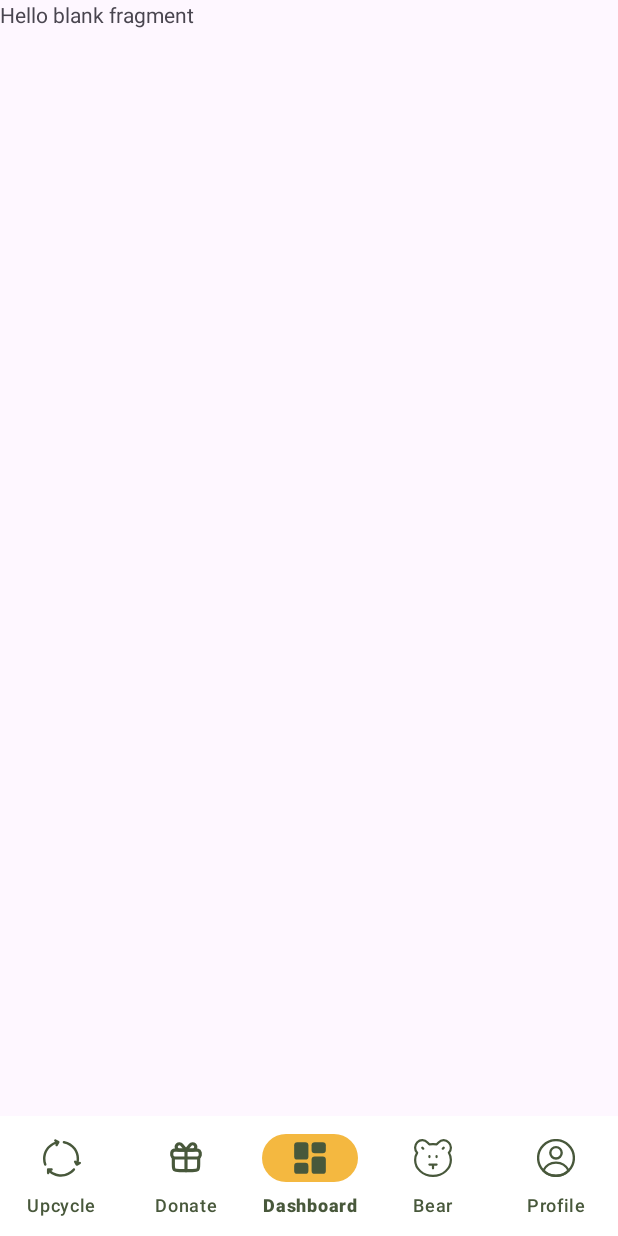
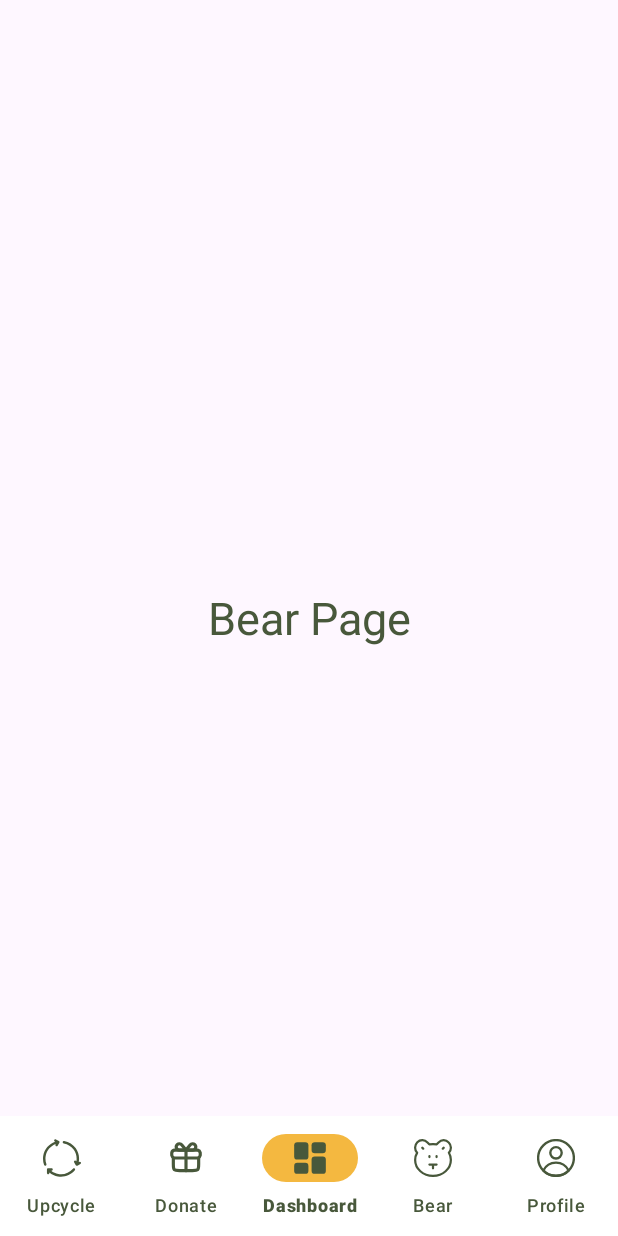
Before and after one commit to mfsvelasquez/Retasify, an Android app: the fragment BearFragment placed in its activity, on a phone screen of 412 x 824 dp. Run offline under Robolectric (Android 15) with nearby library versions, the phone set to English and light mode, and no system bars; our stand-ins replace CircleImageView.

Commit message:
changed upcycle and bear page

```diff
--- a/app/src/main/res/layout/activity_splash.xml
+++ b/app/src/main/res/layout/activity_splash.xml
@@ -29,7 +29,7 @@
         android:layout_width="wrap_content"
         android:layout_height="wrap_content"
         android:fontFamily="@font/montserrat_regular"
-        android:text="Style with Purpose"
+        android:text="Share with Purpose"
         android:textSize="20sp"
         android:textColor="@android:color/black"
         app:layout_constraintTop_toBottomOf="@id/textView"
--- a/app/src/main/res/layout/fragment_bear.xml
+++ b/app/src/main/res/layout/fragment_bear.xml
@@ -9,6 +9,10 @@
     <TextView
         android:layout_width="match_parent"
         android:layout_height="match_parent"
-        android:text="@string/hello_blank_fragment" />
+        android:text="Bear Page"
+        android:textAlignment="center"
+        android:gravity="center"
+        android:textSize="30dp"
+        android:textColor="@color/green"/>
 
 </FrameLayout>
--- a/app/src/main/res/layout/fragment_profile.xml
+++ b/app/src/main/res/layout/fragment_profile.xml
@@ -3,7 +3,7 @@
     xmlns:tools="http://schemas.android.com/tools"
     android:layout_width="match_parent"
     android:layout_height="match_parent"
-    android:background="#FBF0EA"
+    android:background="#FAF5EF"
     android:fillViewport="true"
     tools:context=".ProfileFragment">
 
--- a/app/src/main/res/layout/fragment_upcycle.xml
+++ b/app/src/main/res/layout/fragment_upcycle.xml
@@ -9,6 +9,10 @@
     <TextView
         android:layout_width="match_parent"
         android:layout_height="match_parent"
-        android:text="@string/hello_blank_fragment" />
+        android:text="Upcycle Page"
+        android:textAlignment="center"
+        android:gravity="center"
+        android:textSize="30dp"
+        android:textColor="@color/green"/>
 
 </FrameLayout>
```
